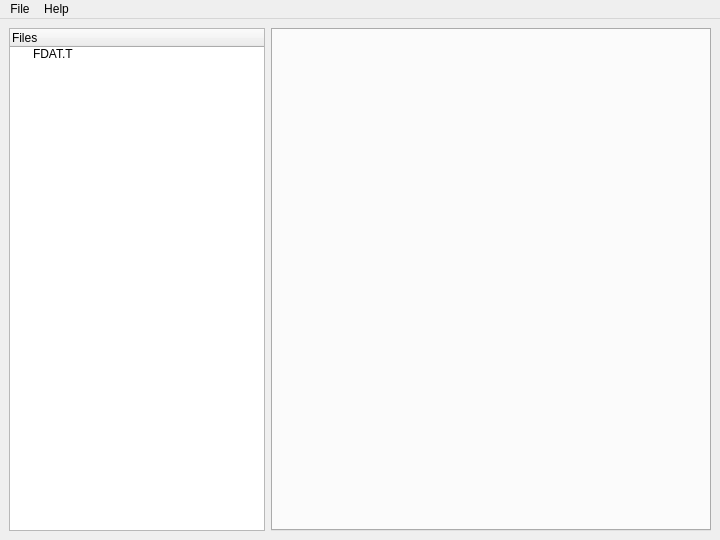
IvanDSM/KingsFieldRE, file Tools/KFModTool/mainwindow.ui: the form before one commit.
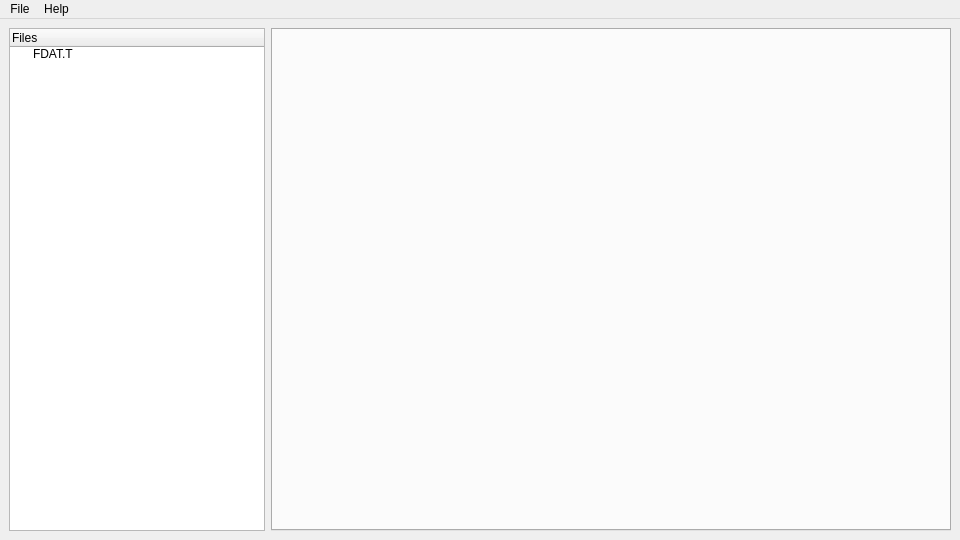
The form after the commit. Icons and pictures are not drawn.

Commit message: KFModTool: Major UI overhaul!

What changed in the file:
```diff
--- a/Tools/KFModTool/mainwindow.ui
+++ b/Tools/KFModTool/mainwindow.ui
@@ -6,7 +6,7 @@
    <rect>
     <x>0</x>
     <y>0</y>
-    <width>720</width>
+    <width>960</width>
     <height>540</height>
    </rect>
   </property>
@@ -62,7 +62,7 @@
     <rect>
      <x>0</x>
      <y>0</y>
-     <width>720</width>
+     <width>960</width>
      <height>19</height>
     </rect>
    </property>
```
The commit also changes 7 other files.
